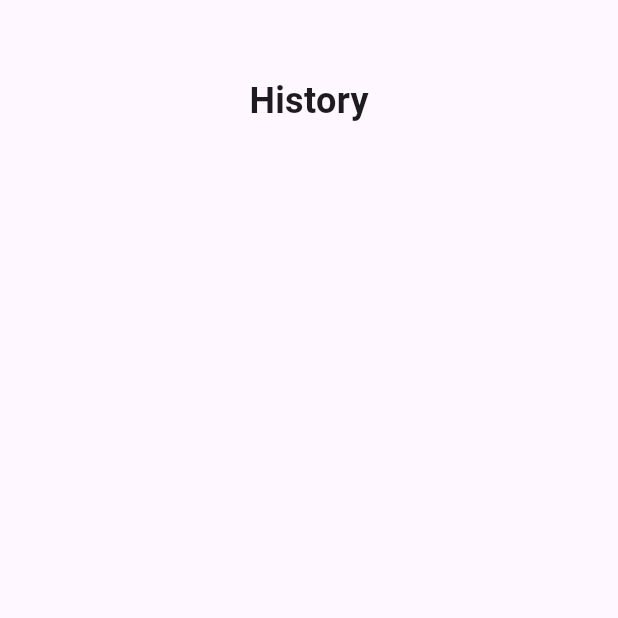
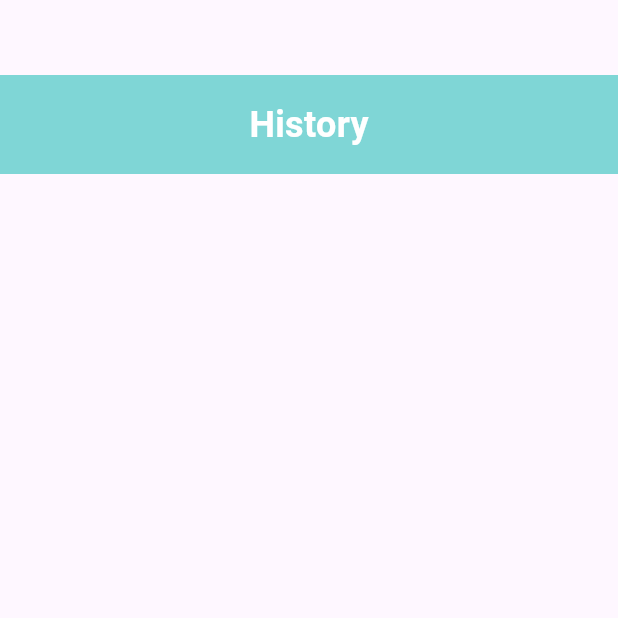
Before and after one commit to Mythiosss/tugas1_11PPLG2_mobiledev, a Flutter app: the HistoryPage screen opened by its route, on a phone screen of 412 x 824 dp, the top half of it. Run offline on Flutter 3.47's test engine with Material 3 defaults, Android fonts, the light colour scheme and no system bars; our stand-ins replace get.

Commit message:
style(SRA)/fix history page

```diff
--- a/lib/controllers/todo_controller.dart
+++ b/lib/controllers/todo_controller.dart
@@ -1,4 +1,3 @@
-import 'package:flutter/material.dart';
 import 'package:get/get.dart';
 import '../models/todo_model.dart';
 
--- a/lib/fragments/history_page.dart
+++ b/lib/fragments/history_page.dart
@@ -17,14 +17,23 @@ class HistoryPage extends StatelessWidget {
             children: [
               Padding(
               padding: const EdgeInsets.only(top: 50, bottom: 20),
+                child: Container(
+                  width: double.infinity, // biar full ke samping
+                  color: Color(0xFF7FD6D6),     // background biru
+                  padding: const EdgeInsets.all(16), // kasih jarak biar gak mepet
+                  child: Center(
                     child: Text(
                       'History',
                       style: TextStyle(
                         fontSize: 24,
                         fontWeight: FontWeight.bold,
+                        color: Colors.white, // teks jadi putih
                       ),
                     ),
-              ), Expanded(
+                  ),
+                ),
+              ),
+              Expanded(
                   child: ListView.builder(
                     itemCount: todoController.history.length,
                     itemBuilder: (context, index) {
--- a/lib/fragments/home_page.dart
+++ b/lib/fragments/home_page.dart
@@ -23,7 +23,7 @@ class HomePage extends StatelessWidget {
             children: [
               Container(
                 width: double.infinity,
-                height: 180,
+                height: 144,
                 decoration: BoxDecoration(
                   gradient: LinearGradient(
                     colors: [mint, mintDark],
@@ -54,7 +54,6 @@ class HomePage extends StatelessWidget {
                 child: CircleAvatar(
                   radius: 28,
                   backgroundColor: Colors.white,
-                  child: Icon(Icons.person, size: 32, color: Colors.black54),
                 ),
               ),
             ],
```
Also changed, not shown: lib/controllers/add_todo_controller.dart (+3 -19 lines), lib/fragments/splashscreen_page.dart (added, +16 -0 lines). Lines whose indentation alone changed are shown as unchanged.
